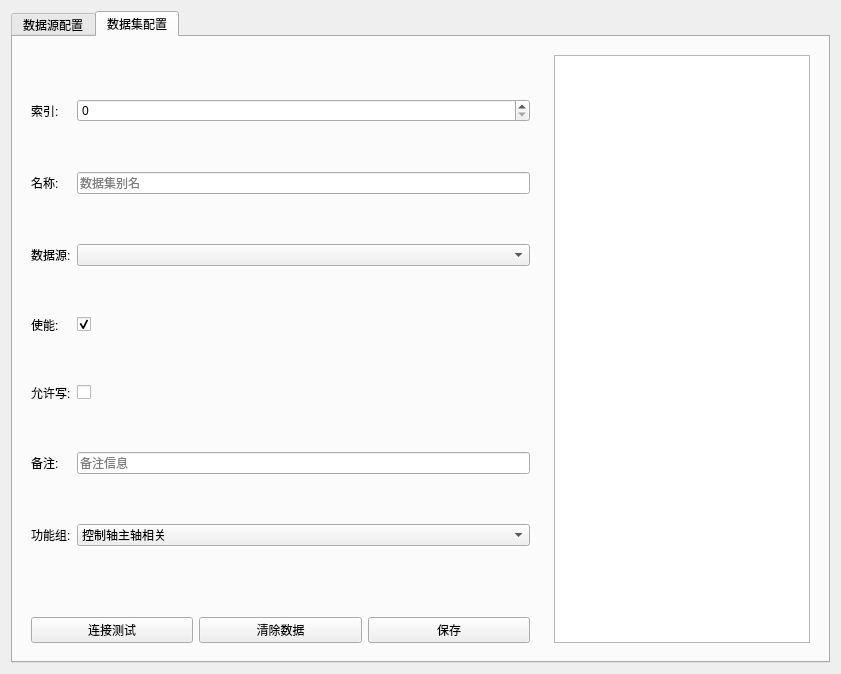
The window that plugins/fanuc/configdialog.ui (kane-zh/MES_control) describes before a commit, drawn with Qt 5.
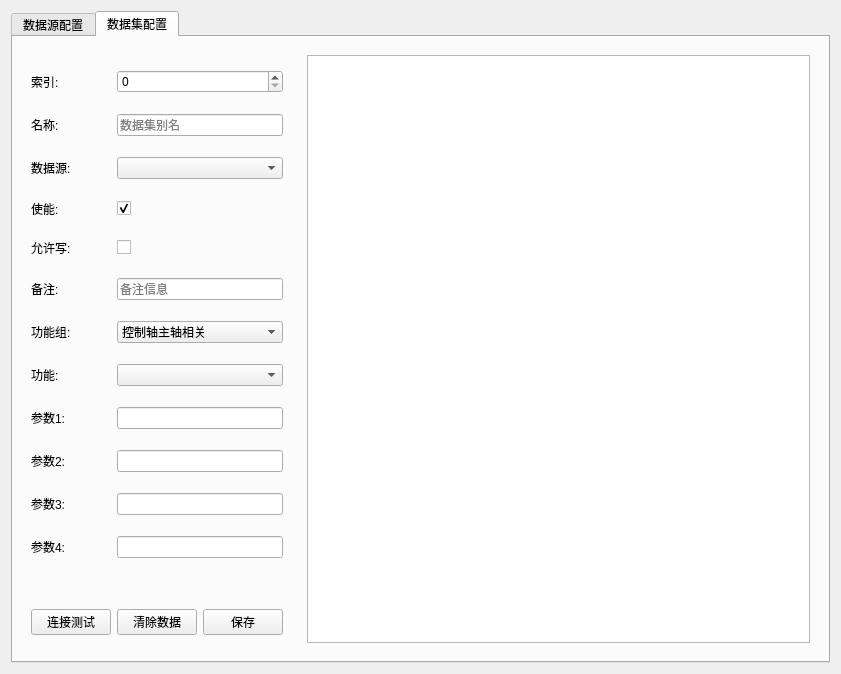
The same window after the commit. The open tabs and pages were chosen to show the change.

The edit to the form file:
```diff
--- a/plugins/fanuc/configdialog.ui
+++ b/plugins/fanuc/configdialog.ui
@@ -204,7 +204,7 @@
       <attribute name="title">
        <string>数据集配置</string>
       </attribute>
-      <layout class="QGridLayout" name="gridLayout_7" rowstretch="9,0" columnstretch="3,0">
+      <layout class="QGridLayout" name="gridLayout_7" rowstretch="9,1" columnstretch="3,7">
        <item row="0" column="1" rowspan="2">
         <widget class="QWidget" name="widget_5" native="true">
          <layout class="QGridLayout" name="gridLayout_6">
@@ -258,7 +258,7 @@
             </property>
            </widget>
           </item>
-          <item row="0" column="1">
+          <item row="0" column="1" colspan="2">
            <widget class="QSpinBox" name="index2">
             <property name="minimum">
              <number>0</number>
@@ -272,7 +272,7 @@
             </property>
            </widget>
           </item>
-          <item row="1" column="1">
+          <item row="1" column="1" colspan="2">
            <widget class="QLineEdit" name="name2">
             <property name="placeholderText">
              <string>数据集别名</string>
@@ -286,7 +286,7 @@
             </property>
            </widget>
           </item>
-          <item row="2" column="1">
+          <item row="2" column="1" colspan="2">
            <widget class="QComboBox" name="dataSource">
             <property name="whatsThis">
              <string>当前数据集的数据源</string>
@@ -328,7 +328,7 @@
             </property>
            </widget>
           </item>
-          <item row="5" column="1">
+          <item row="5" column="1" colspan="2">
            <widget class="QLineEdit" name="desc2">
             <property name="placeholderText">
              <string>备注信息</string>
@@ -342,7 +342,7 @@
             </property>
            </widget>
           </item>
-          <item row="6" column="1">
+          <item row="6" column="1" colspan="2">
            <widget class="QComboBox" name="group">
             <item>
              <property name="text">
@@ -446,6 +446,56 @@
             </item>
            </widget>
           </item>
+          <item row="7" column="0">
+           <widget class="QLabel" name="label_4">
+            <property name="text">
+             <string>功能:</string>
+            </property>
+           </widget>
+          </item>
+          <item row="7" column="1" colspan="2">
+           <widget class="QComboBox" name="function"/>
+          </item>
+          <item row="8" column="0">
+           <widget class="QLabel" name="label_5">
+            <property name="text">
+             <string>参数1:</string>
+            </property>
+           </widget>
+          </item>
+          <item row="8" column="1" colspan="2">
+           <widget class="QLineEdit" name="parameter1"/>
+          </item>
+          <item row="9" column="0">
+           <widget class="QLabel" name="label_6">
+            <property name="text">
+             <string>参数2:</string>
+            </property>
+           </widget>
+          </item>
+          <item row="9" column="1" colspan="2">
+           <widget class="QLineEdit" name="parameter2"/>
+          </item>
+          <item row="10" column="0">
+           <widget class="QLabel" name="label_7">
+            <property name="text">
+             <string>参数3:</string>
+            </property>
+           </widget>
+          </item>
+          <item row="11" column="0">
+           <widget class="QLabel" name="label_8">
+            <property name="text">
+             <string>参数4:</string>
+            </property>
+           </widget>
+          </item>
+          <item row="10" column="1" colspan="2">
+           <widget class="QLineEdit" name="parameter3"/>
+          </item>
+          <item row="11" column="1" colspan="2">
+           <widget class="QLineEdit" name="parameter4"/>
+          </item>
          </layout>
         </widget>
        </item>
```
Left out of the diff: 10 changed lines with no effect on the pictures.
